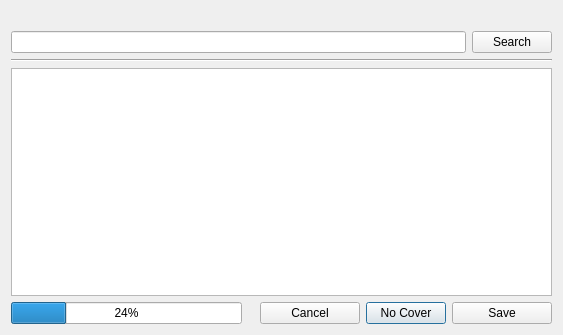
Above: branches/sayonara-492/GUI/alternate_covers/GUI_Alternate_Covers.ui from shahid334/sayonara-player before the change. Below: the same form after it.
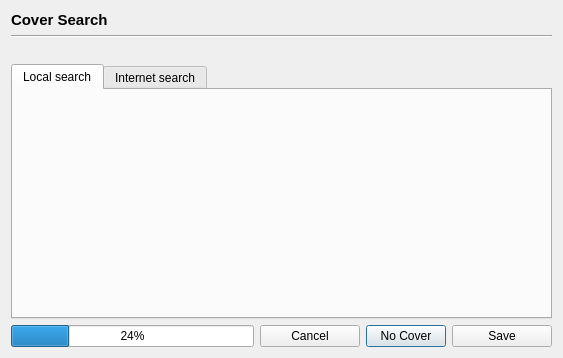
That is the form after the change. Custom widgets are drawn as their Qt base class.

Commit message: alternate covers

Diff of the .ui file:
```diff
--- a/branches/sayonara-492/GUI/alternate_covers/GUI_Alternate_Covers.ui
+++ b/branches/sayonara-492/GUI/alternate_covers/GUI_Alternate_Covers.ui
@@ -7,111 +7,14 @@
     <x>0</x>
     <y>0</y>
     <width>563</width>
-    <height>335</height>
+    <height>358</height>
    </rect>
   </property>
   <property name="windowTitle">
    <string>Search alternative image</string>
   </property>
   <layout class="QGridLayout" name="gridLayout">
-   <item row="2" column="0" colspan="7">
-    <widget class="Line" name="line">
-     <property name="orientation">
-      <enum>Qt::Horizontal</enum>
-     </property>
-    </widget>
-   </item>
-   <item row="1" column="6">
-    <widget class="QPushButton" name="btn_search">
-     <property name="sizePolicy">
-      <sizepolicy hsizetype="Fixed" vsizetype="Fixed">
-       <horstretch>0</horstretch>
-       <verstretch>0</verstretch>
-      </sizepolicy>
-     </property>
-     <property name="minimumSize">
-      <size>
-       <width>50</width>
-       <height>0</height>
-      </size>
-     </property>
-     <property name="maximumSize">
-      <size>
-       <width>156113</width>
-       <height>16777215</height>
-      </size>
-     </property>
-     <property name="focusPolicy">
-      <enum>Qt::NoFocus</enum>
-     </property>
-     <property name="text">
-      <string>Search</string>
-     </property>
-    </widget>
-   </item>
-   <item row="1" column="0" colspan="6">
-    <widget class="QLineEdit" name="le_search">
-     <property name="maximumSize">
-      <size>
-       <width>654654</width>
-       <height>16777215</height>
-      </size>
-     </property>
-    </widget>
-   </item>
-   <item row="3" column="0" colspan="7">
-    <widget class="QTableView" name="tv_images">
-     <property name="minimumSize">
-      <size>
-       <width>250</width>
-       <height>220</height>
-      </size>
-     </property>
-     <property name="verticalScrollBarPolicy">
-      <enum>Qt::ScrollBarAsNeeded</enum>
-     </property>
-     <property name="tabKeyNavigation">
-      <bool>false</bool>
-     </property>
-     <property name="showDropIndicator" stdset="0">
-      <bool>false</bool>
-     </property>
-     <property name="dragDropOverwriteMode">
-      <bool>false</bool>
-     </property>
-     <property name="selectionMode">
-      <enum>QAbstractItemView::SingleSelection</enum>
-     </property>
-     <property name="verticalScrollMode">
-      <enum>QAbstractItemView::ScrollPerPixel</enum>
-     </property>
-     <property name="horizontalScrollMode">
-      <enum>QAbstractItemView::ScrollPerPixel</enum>
-     </property>
-     <property name="showGrid">
-      <bool>false</bool>
-     </property>
-     <property name="gridStyle">
-      <enum>Qt::NoPen</enum>
-     </property>
-     <property name="cornerButtonEnabled">
-      <bool>false</bool>
-     </property>
-     <attribute name="horizontalHeaderVisible">
-      <bool>false</bool>
-     </attribute>
-     <attribute name="horizontalHeaderHighlightSections">
-      <bool>false</bool>
-     </attribute>
-     <attribute name="verticalHeaderVisible">
-      <bool>false</bool>
-     </attribute>
-     <attribute name="verticalHeaderHighlightSections">
-      <bool>false</bool>
-     </attribute>
-    </widget>
-   </item>
-   <item row="0" column="0" colspan="7">
+   <item row="2" column="3">
     <widget class="QLabel" name="lab_title">
      <property name="font">
       <font>
@@ -124,15 +27,15 @@
      </property>
     </widget>
    </item>
-   <item row="5" column="0">
-    <widget class="QProgressBar" name="pb_progress">
-     <property name="value">
-      <number>24</number>
-     </property>
-    </widget>
-   </item>
-   <item row="5" column="3" colspan="4">
+   <item row="7" column="3">
     <layout class="QHBoxLayout" name="horizontalLayout">
+     <item>
+      <widget class="QProgressBar" name="pb_progress">
+       <property name="value">
+        <number>24</number>
+       </property>
+      </widget>
+     </item>
      <item>
       <widget class="QPushButton" name="btn_cancel">
        <property name="minimumSize">
@@ -186,8 +89,77 @@
      </item>
     </layout>
    </item>
+   <item row="0" column="3">
+    <widget class="QLabel" name="label">
+     <property name="font">
+      <font>
+       <pointsize>11</pointsize>
+       <weight>75</weight>
+       <bold>true</bold>
+      </font>
+     </property>
+     <property name="text">
+      <string>Cover Search</string>
+     </property>
+    </widget>
+   </item>
+   <item row="6" column="3">
+    <widget class="QTabWidget" name="tab_widget">
+     <property name="currentIndex">
+      <number>0</number>
+     </property>
+     <widget class="QWidget" name="tab_local">
+      <attribute name="title">
+       <string>Local search</string>
+      </attribute>
+      <layout class="QGridLayout" name="gridLayout_2">
+       <item row="0" column="0">
+        <widget class="GUI_AlternateCovLocal" name="widget_local" native="true">
+         <property name="sizePolicy">
+          <sizepolicy hsizetype="MinimumExpanding" vsizetype="MinimumExpanding">
+           <horstretch>0</horstretch>
+           <verstretch>0</verstretch>
+          </sizepolicy>
+         </property>
+        </widget>
+       </item>
+      </layout>
+     </widget>
+     <widget class="QWidget" name="tab_internet">
+      <attribute name="title">
+       <string>Internet search</string>
+      </attribute>
+      <layout class="QGridLayout" name="gridLayout_3">
+       <item row="0" column="0">
+        <widget class="GUI_AlternateCovInternet" name="widget_internet" native="true"/>
+       </item>
+      </layout>
+     </widget>
+    </widget>
+   </item>
+   <item row="1" column="3">
+    <widget class="Line" name="line">
+     <property name="orientation">
+      <enum>Qt::Horizontal</enum>
+     </property>
+    </widget>
+   </item>
   </layout>
  </widget>
+ <customwidgets>
+  <customwidget>
+   <class>GUI_AlternateCovLocal</class>
+   <extends>QWidget</extends>
+   <header>GUI/alternate_covers/GUI_AlternateCovLocal.h</header>
+   <container>1</container>
+  </customwidget>
+  <customwidget>
+   <class>GUI_AlternateCovInternet</class>
+   <extends>QWidget</extends>
+   <header>GUI/alternate_covers/GUI_AlternateCovInternet.h</header>
+   <container>1</container>
+  </customwidget>
+ </customwidgets>
  <resources/>
  <connections/>
 </ui>
```
Left out of the diff: 2 changed lines with no effect on the pictures. The commit also changes 4 other files.
